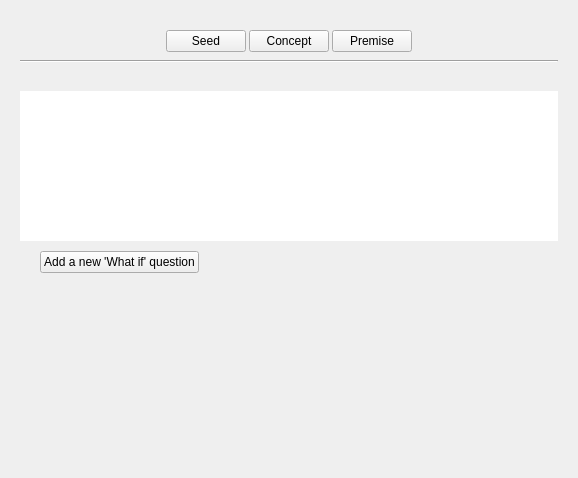
The window that ui/premise_builder_widget.ui (zkovari/plotlyst) describes before a commit, drawn with Qt 5.
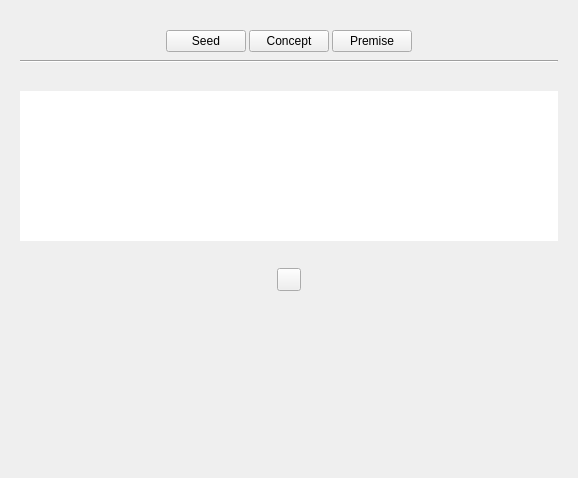
The same window after the commit. Custom widgets are drawn as their Qt base class.

Commit message: premise lineeditor

Diff of the .ui file:
```diff
--- a/ui/premise_builder_widget.ui
+++ b/ui/premise_builder_widget.ui
@@ -592,36 +592,98 @@
             </widget>
            </item>
            <item>
-            <widget class="QWidget" name="widget_2" native="true">
-             <layout class="QHBoxLayout" name="horizontalLayout_3">
+            <widget class="QWidget" name="wdgAttributesParent" native="true">
+             <layout class="QHBoxLayout" name="horizontalLayout_6">
+              <property name="spacing">
+               <number>3</number>
+              </property>
               <property name="leftMargin">
-               <number>20</number>
+               <number>2</number>
               </property>
               <property name="topMargin">
-               <number>0</number>
+               <number>15</number>
               </property>
               <property name="rightMargin">
-               <number>0</number>
+               <number>2</number>
               </property>
               <property name="bottomMargin">
-               <number>0</number>
+               <number>2</number>
               </property>
-              <item alignment="Qt::AlignLeft">
-               <widget class="QPushButton" name="btnNewConcept_2">
-                <property name="cursor">
-                 <cursorShape>PointingHandCursor</cursorShape>
+              <item>
+               <spacer name="horizontalSpacer_5">
+                <property name="orientation">
+                 <enum>Qt::Horizontal</enum>
                 </property>
-                <property name="text">
-                 <string>Add a new 'What if' question</string>
+                <property name="sizeType">
+                 <enum>QSizePolicy::Fixed</enum>
                 </property>
-                <property name="base" stdset="0">
-                 <bool>true</bool>
+                <property name="sizeHint" stdset="0">
+                 <size>
+                  <width>40</width>
+                  <height>20</height>
+                 </size>
                 </property>
-                <property name="positive" stdset="0">
-                 <bool>true</bool>
+               </spacer>
+              </item>
+              <item>
+               <widget class="QWidget" name="wdgPremiseParent" native="true">
+                <property name="sizePolicy">
+                 <sizepolicy hsizetype="Expanding" vsizetype="Maximum">
+                  <horstretch>0</horstretch>
+                  <verstretch>0</verstretch>
+                 </sizepolicy>
                 </property>
+                <property name="maximumSize">
+                 <size>
+                  <width>1000</width>
+                  <height>16777215</height>
+                 </size>
+                </property>
+                <layout class="QHBoxLayout" name="horizontalLayout_7">
+                 <property name="spacing">
+                  <number>3</number>
+                 </property>
+                 <property name="leftMargin">
+                  <number>100</number>
+                 </property>
+                 <property name="topMargin">
+                  <number>2</number>
+                 </property>
+                 <property name="rightMargin">
+                  <number>100</number>
+                 </property>
+                 <property name="bottomMargin">
+                  <number>2</number>
+                 </property>
+                 <item alignment="Qt::AlignHCenter">
+                  <widget class="QToolButton" name="btnPremiseIcon">
+                   <property name="text">
+                    <string/>
+                   </property>
+                   <property name="transparent" stdset="0">
+                    <bool>true</bool>
+                   </property>
+                  </widget>
+                 </item>
+                </layout>
                </widget>
               </item>
+              <item>
+               <spacer name="horizontalSpacer_7">
+                <property name="orientation">
+                 <enum>Qt::Horizontal</enum>
+                </property>
+                <property name="sizeType">
+                 <enum>QSizePolicy::Fixed</enum>
+                </property>
+                <property name="sizeHint" stdset="0">
+                 <size>
+                  <width>40</width>
+                  <height>20</height>
+                 </size>
+                </property>
+               </spacer>
+              </item>
              </layout>
             </widget>
            </item>
```
Left out of the diff: 7 changed lines with no effect on the pictures. The commit also changes 2 other files.
